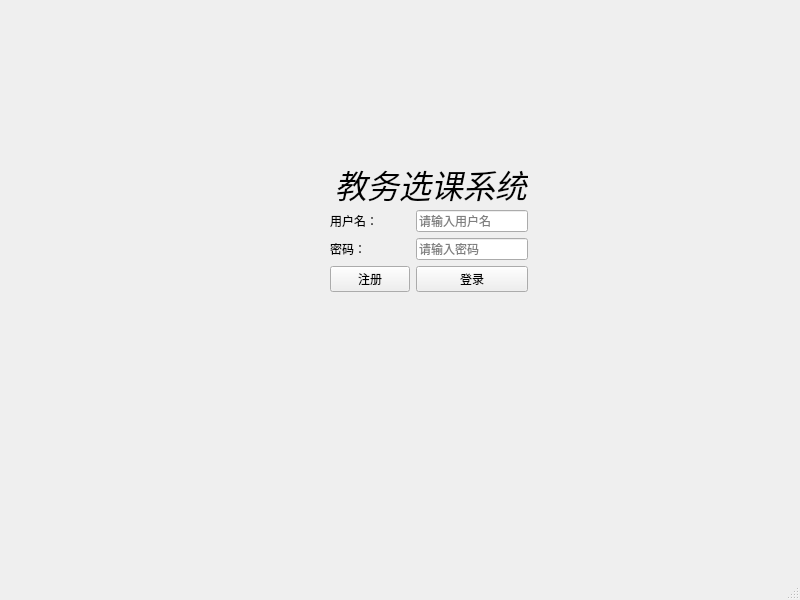
Qt form elective_course_system/mainwindow.ui (Lappio/elective_course_system) before a commit.
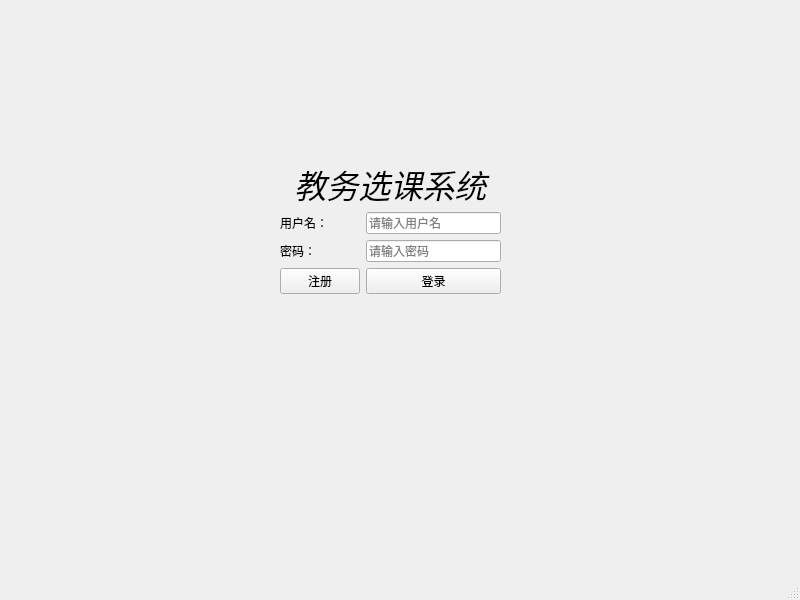
The same form after that commit.

The edit to the form file:
```diff
--- a/elective_course_system/mainwindow.ui
+++ b/elective_course_system/mainwindow.ui
@@ -14,13 +14,13 @@
    <string>MainWindow</string>
   </property>
   <widget class="QWidget" name="centralwidget">
-   <widget class="QWidget" name="">
+   <widget class="QWidget" name="layoutWidget">
     <property name="geometry">
      <rect>
-      <x>330</x>
+      <x>280</x>
       <y>160</y>
-      <width>198</width>
-      <height>132</height>
+      <width>221</width>
+      <height>134</height>
      </rect>
     </property>
     <layout class="QGridLayout" name="gridLayout">
```
Left out of the diff: 32 changed lines with no effect on the pictures.
